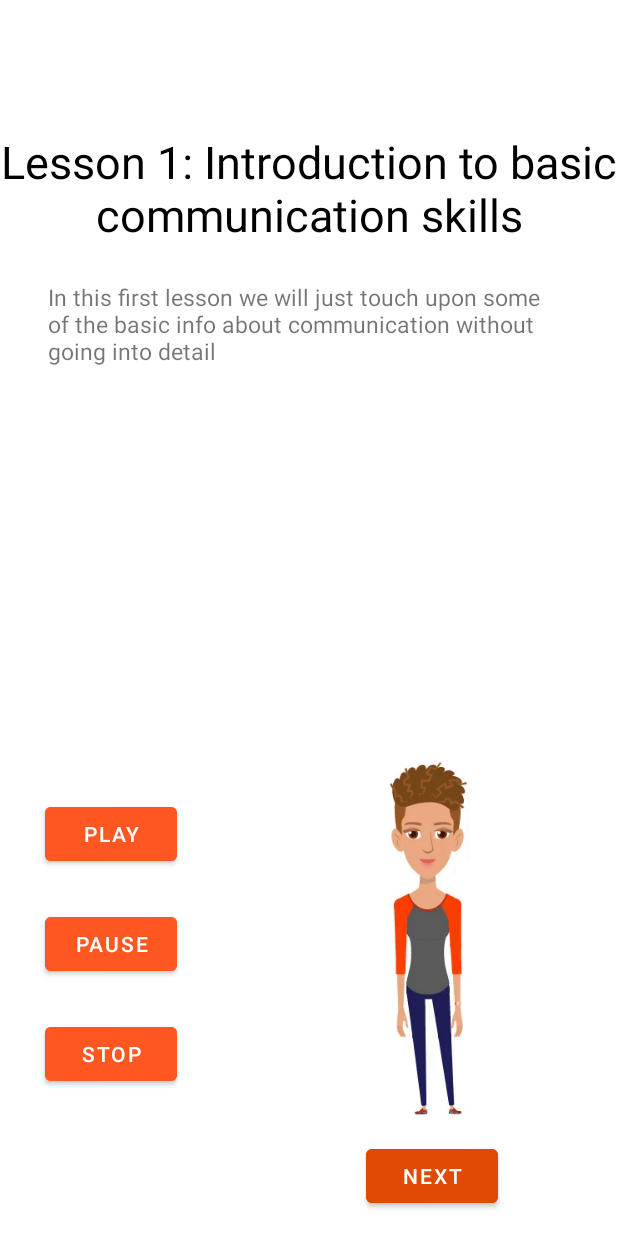
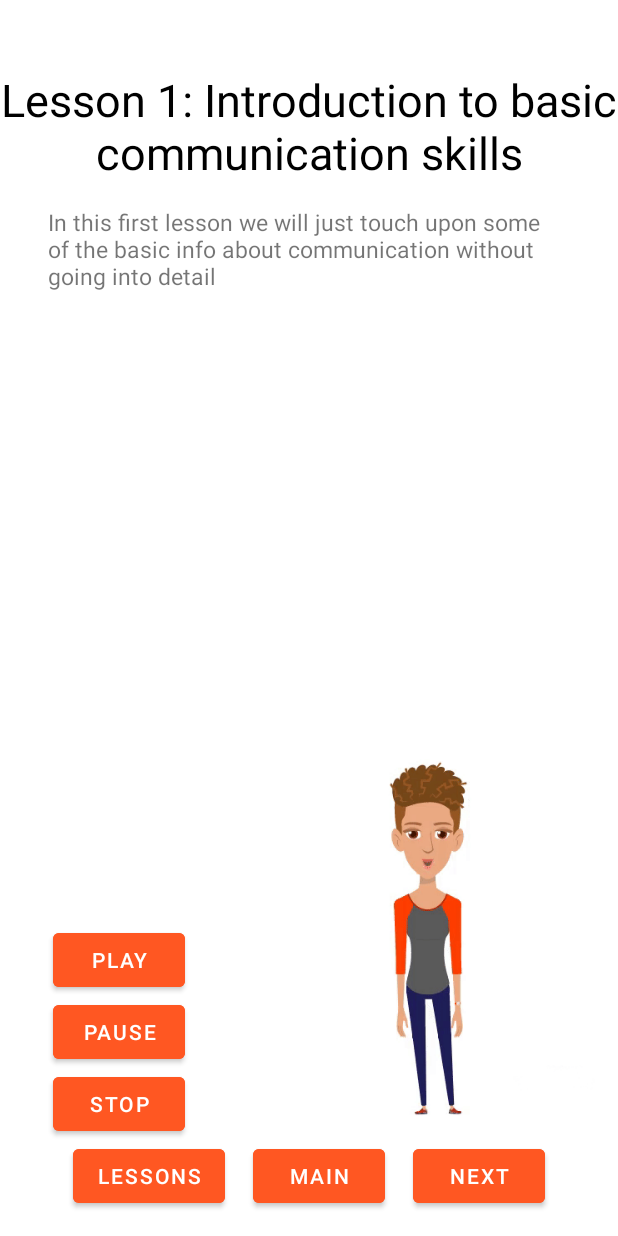
Before and after one commit to TeddyK333/PrattleBattleOfficial, an Android app: the LessonActivity screen opened directly, with no data from a screen before it, on a phone screen of 412 x 824 dp. Run offline under Robolectric (Android 15) with nearby library versions, the phone set to English and light mode, and no system bars.

Commit message:
age - check if filled + LessonActivity

```diff
--- a/app/src/main/AndroidManifest.xml
+++ b/app/src/main/AndroidManifest.xml
@@ -9,7 +9,8 @@
         android:roundIcon="@mipmap/ic_launcher_round"
         android:supportsRtl="true"
         android:theme="@style/Theme.PrattleBattle">
-        <activity android:name=".PracticeActivity"></activity>
+        <activity android:name=".All_Lessons"></activity>
+        <activity android:name=".PracticeActivity" />
         <activity android:name=".MainActivity">
             <intent-filter>
                 <action android:name="android.intent.action.MAIN" />
--- a/app/src/main/java/com/example/prattlebattle/LessonActivity.java
+++ b/app/src/main/java/com/example/prattlebattle/LessonActivity.java
@@ -5,10 +5,13 @@ import androidx.appcompat.app.AppCompatActivity;
 import android.content.Context;
 import android.content.Intent;
 import android.content.SharedPreferences;
+import android.graphics.drawable.Animatable;
+import android.graphics.drawable.Drawable;
 import android.media.MediaPlayer;
 import android.os.Bundle;
 import android.view.View;
 import android.widget.Button;
+import android.widget.ImageView;
 import android.widget.TextView;
 import android.widget.Toast;
 
@@ -20,8 +23,9 @@ import com.example.prattlebattle.model.Question;
 
 import java.util.ArrayList;
 
-// TODO: add voiceover replay function
-// TODO: stop gif when audio is over
+import static com.example.prattlebattle.data.Lessons.lessons;
+
+
 public class LessonActivity extends AppCompatActivity {
 
     private int currentLesson = 0;
@@ -33,6 +37,9 @@ public class LessonActivity extends AppCompatActivity {
     private Button stopButton;
     private TextView lessonTitle;
     private TextView lessonScript;
+    private ImageView character;
+    private Button mainButton;
+    private Button otherLessonsButton;
 
 
     @Override
@@ -40,7 +47,7 @@ public class LessonActivity extends AppCompatActivity {
         super.onCreate(savedInstanceState);
         setContentView(R.layout.activity_lesson);
 
-        // TODO: get form intent the current lesson and segment
+        // TODO: get from intent the current lesson and segment
 
         nextButton = (Button) findViewById(R.id.buttonNext);
         playButton = (Button) findViewById(R.id.buttonPlay);
@@ -48,8 +55,31 @@ public class LessonActivity extends AppCompatActivity {
         stopButton = (Button) findViewById(R.id.buttonStop);
         lessonTitle = findViewById(R.id.TextViewLessonTitle);
         lessonScript = findViewById(R.id.TextViewLesson);
+        character = findViewById(R.id.gifCharacterImageView);
+        mainButton = findViewById(R.id.buttonMain);
+        otherLessonsButton = findViewById(R.id.otherLessonsButton);
+
+
+
+
 
         init();
+
+        mainButton.setOnClickListener(new View.OnClickListener() {
+            @Override
+            public void onClick(View v) {
+                Intent intent = new Intent(LessonActivity.this, MainActivity.class);
+                startActivity(intent);
+            }
+        });
+        otherLessonsButton.setOnClickListener(new View.OnClickListener() {
+            @Override
+            public void onClick(View v) {
+                Intent intent = new Intent(LessonActivity.this, All_Lessons.class);
+                startActivity(intent);
+            }
+        });
+
     }
 
     @Override
@@ -64,13 +94,15 @@ public class LessonActivity extends AppCompatActivity {
     }
 
     private void setLesson() {
-        lessonTitle.setText(Lessons.lessons[currentLesson].lessonName);
+        lessonTitle.setText(lessons[currentLesson].lessonName);
         setSegment();
     }
 
     private void setSegment() {
-        lessonScript.setText(Lessons.lessons[currentLesson].segments[currentSegment].text);
+        lessonScript.setText(lessons[currentLesson].segments[currentSegment].text);
         play();
+        playGif();
+
     }
 
     private void setButtonListeners() {
@@ -82,6 +114,14 @@ public class LessonActivity extends AppCompatActivity {
 
     private void next() {
         // TODO: check for next lesson/segment
+//        for ( i = 0; i < lessons.length; i++) {
+//        if (currentSegment == lessons.lesson1.Lesson[currentLesson].segments.length()-1)
+//        {
+//
+//                ++currentLesson;
+//                setLesson();
+//            }
+//        }
         stop();
         ++currentSegment;
         setSegment();
@@ -90,7 +130,7 @@ public class LessonActivity extends AppCompatActivity {
 
     private void play() {
         if (player == null){
-            int audioLink = Lessons.lessons[currentLesson].segments[currentSegment].audioLink;
+            int audioLink = lessons[currentLesson].segments[currentSegment].audioLink;
             player = MediaPlayer.create(this, audioLink);
             player.setOnCompletionListener(new MediaPlayer.OnCompletionListener() {
                 @Override
@@ -99,14 +139,15 @@ public class LessonActivity extends AppCompatActivity {
                 }
             });
         }
-        Toast.makeText(this, "Audio is playing", Toast.LENGTH_SHORT).show();
+
         player.start();
+        playGif();
     }
 
     private void pause() {
         if (player != null){
             player.pause();
-            Toast.makeText(this, "Audio paused", Toast.LENGTH_SHORT).show();
+            stopGif();
         }
     }
 
@@ -114,7 +155,26 @@ public class LessonActivity extends AppCompatActivity {
         if(player!=null){
             player.release();
             player = null;
-            Toast.makeText(this, "Audio stopped", Toast.LENGTH_SHORT).show();
+            stopGif();
         }
     }
+
+    private void stopGif() {
+        Drawable drawable = character.getDrawable();
+        if (drawable instanceof Animatable) {
+            ((Animatable) drawable).stop();
+        }
+    }
+
+    private void playGif()
+    {
+        Drawable drawable = character.getDrawable();
+        if (drawable instanceof Animatable) {
+            ((Animatable) drawable).start();
+        }
+    }
+
+
+
+
 }
--- a/app/src/main/java/com/example/prattlebattle/data/Lessons.java
+++ b/app/src/main/java/com/example/prattlebattle/data/Lessons.java
@@ -8,19 +8,24 @@ public class Lessons {
 
     private final static Lesson lesson1 = new Lesson(1, "Lesson 1: Introduction to basic communication skills",
             new LessonSegment[]{
-                    new LessonSegment(1, "In this first lesson we will just touch upon some of the basic info about communication without going into detail", R.raw.testvoice1),
-                    new LessonSegment(2, " Verbal or oral communication occurs when we engage in speaking with others.", R.raw.testvoice2),
-                    new LessonSegment(3, "Although listening is considered a type of communication on its own, it can never exist as a “stand-alone” since effective communication requires both parties to participate in the conversation.",  R.raw.testvoice1),
-                    new LessonSegment(4, " That’s why we consider listening and verbal communication indispensable - one whole.",  R.raw.testvoice1),
+                    new LessonSegment(1, "In this first lesson we will just touch upon some of the basic info about communication without going into detail", R.raw.a1),
+                    new LessonSegment(2, " Verbal or oral communication occurs when we engage in speaking with others.", R.raw.a2),
+                    new LessonSegment(3, "Although listening is considered a type of communication on its own, it can never exist as a “stand-alone” since effective communication requires both parties to participate in the conversation. That’s why we consider listening and verbal communication indispensable.",  R.raw.a3),
+                    new LessonSegment(4, " What we do while we speak often says more than the actual words. Non-verbal communication includes facial expressions, posture, eye contact, hand movements, and touch.",  R.raw.a4),
+                    new LessonSegment(5, " Whether it is an email, a memo, a report, a Facebook post, a Tweet, a contract, etc. all forms of written communication have the same goal to disseminate information in a clear and concise manner.",  R.raw.a1),
+                    new LessonSegment(6, " Visual communication is the use of visual elements such as signs, typography, drawing, graphic design, illustration, industrial design, advertisement, animation, and electronic tools to communicate ideas and information.",  R.raw.a1),
+                    new LessonSegment(7, " We communicate continually throughout each and every day. We do it without thinking – we operate on communication autopilot. However, it is encourageable for you to think about how you communicate with others. What is your preferred method of verbal communication?",  R.raw.a1),
+                    new LessonSegment(8, " What nonverbal cues do you use when you are disinterested? Excited? Jittery? Are you an attentive listener? Can you write a succinct and well-articulated message? Are there barriers to how you communicate effectively?",  R.raw.a1),
+                    new LessonSegment(4, " Let’s begin a journey to find the answers to all of those questions! Understanding how you communicate is the first step to communicating more effectively.",  R.raw.a1),
             }
     );
 
     private final static Lesson lesson2 = new Lesson(1, "Lesson 1: Introduction to basic communication skills",
             new LessonSegment[]{
-                    new LessonSegment(1, "In this first lesson we will just touch upon some of the basic info about communication without going into detail", R.raw.testvoice1),
-                    new LessonSegment(2, " Verbal or oral communication occurs when we engage in speaking with others.  ", R.raw.testvoice1),
-                    new LessonSegment(3, "Although listening is considered a type of communication on its own, it can never exist as a “stand-alone” since effective communication requires both parties to participate in the conversation.",  R.raw.testvoice1),
-                    new LessonSegment(4, " That’s why we consider listening and verbal communication indispensable - one whole.",  R.raw.testvoice1),
+                    new LessonSegment(1, "In this first lesson we will just touch upon some of the basic info about communication without going into detail", R.raw.a1),
+                    new LessonSegment(2, " Verbal or oral communication occurs when we engage in speaking with others.  ", R.raw.a1),
+                    new LessonSegment(3, "Although listening is considered a type of communication on its own, it can never exist as a “stand-alone” since effective communication requires both parties to participate in the conversation.",  R.raw.a1),
+                    new LessonSegment(4, " That’s why we consider listening and verbal communication indispensable - one whole.",  R.raw.a1),
             }
     );
 
--- a/app/src/main/res/layout/activity_lesson.xml
+++ b/app/src/main/res/layout/activity_lesson.xml
@@ -7,28 +7,41 @@
     tools:context=".LessonActivity">
 
     <Button
+        android:id="@+id/otherLessonsButton"
+        android:layout_width="wrap_content"
+        android:layout_height="wrap_content"
+        android:layout_marginStart="30dp"
+        android:layout_marginBottom="16dp"
+        android:backgroundTint="#FF5722"
+        android:text="Lessons"
+        app:layout_constraintBottom_toBottomOf="parent"
+        app:layout_constraintEnd_toStartOf="@+id/buttonMain"
+        app:layout_constraintHorizontal_bias="0.5"
+        app:layout_constraintStart_toStartOf="parent" />
+
+    <Button
         android:id="@+id/buttonNext"
         android:layout_width="wrap_content"
         android:layout_height="wrap_content"
-        android:layout_marginEnd="80dp"
+        android:layout_marginEnd="30dp"
         android:layout_marginBottom="16dp"
-        android:backgroundTint="@color/main"
+        android:backgroundTint="#FF5722"
         android:text="@string/NextButton"
         app:layout_constraintBottom_toBottomOf="parent"
-        app:layout_constraintEnd_toEndOf="parent" />
+        app:layout_constraintEnd_toEndOf="parent"
+        app:layout_constraintHorizontal_bias="0.5"
+        app:layout_constraintStart_toEndOf="@+id/buttonMain" />
 
     <TextView
         android:id="@+id/TextViewLessonTitle"
         android:layout_width="wrap_content"
-        android:layout_height="wrap_content"
+        android:layout_height="0dp"
         android:layout_marginTop="46dp"
-        android:layout_marginBottom="556dp"
         android:backgroundTint="@color/black"
         android:text="@string/LessonName"
         android:textAlignment="center"
         android:textColor="@color/black"
         android:textSize="30sp"
-        app:layout_constraintBottom_toTopOf="@+id/buttonNext"
         app:layout_constraintEnd_toEndOf="parent"
         app:layout_constraintStart_toStartOf="parent"
         app:layout_constraintTop_toTopOf="parent" />
@@ -46,7 +59,7 @@
         android:id="@+id/TextViewLesson"
         android:layout_width="wrap_content"
         android:layout_height="wrap_content"
-        android:layout_marginTop="24dp"
+        android:layout_marginTop="15dp"
         android:paddingStart="32dp"
         android:paddingEnd="32dp"
         android:text="@string/LessonScript"
@@ -59,35 +72,49 @@
         android:id="@+id/buttonPlay"
         android:layout_width="wrap_content"
         android:layout_height="wrap_content"
-        android:layout_marginStart="30dp"
-        android:layout_marginBottom="25dp"
+        android:layout_marginStart="35dp"
         android:backgroundTint="#FF5722"
         android:text="@string/play"
         app:iconTint="#FF5722"
         app:layout_constraintBottom_toTopOf="@+id/buttonPause"
-        app:layout_constraintStart_toStartOf="parent" />
+        app:layout_constraintStart_toStartOf="parent"
+        app:layout_constraintTop_toBottomOf="@+id/TextViewLessonTitle"
+        app:layout_constraintVertical_bias="1.0"
+        app:layout_constraintVertical_chainStyle="packed" />
 
     <Button
         android:id="@+id/buttonPause"
         android:layout_width="wrap_content"
         android:layout_height="wrap_content"
-        android:layout_marginStart="30dp"
-        android:layout_marginBottom="25dp"
+        android:layout_marginStart="35dp"
         android:backgroundTint="#FF5722"
         android:text="@string/pause"
         app:iconTint="#FF5722"
         app:layout_constraintBottom_toTopOf="@+id/buttonStop"
-        app:layout_constraintStart_toStartOf="parent" />
+        app:layout_constraintStart_toStartOf="parent"
+        app:layout_constraintTop_toBottomOf="@+id/buttonPlay" />
 
     <Button
         android:id="@+id/buttonStop"
         android:layout_width="wrap_content"
         android:layout_height="wrap_content"
-        android:layout_marginStart="30dp"
-        android:layout_marginBottom="97dp"
+        android:layout_marginStart="35dp"
         android:backgroundTint="#FF5722"
         android:text="@string/stop"
+        app:layout_constraintBottom_toTopOf="@+id/otherLessonsButton"
+        app:layout_constraintStart_toStartOf="parent"
+        app:layout_constraintTop_toBottomOf="@+id/buttonPause" />
+
+    <Button
+        android:id="@+id/buttonMain"
+        android:layout_width="wrap_content"
+        android:layout_height="wrap_content"
+        android:layout_marginBottom="16dp"
+        android:backgroundTint="#FF5722"
+        android:text="@string/main"
         app:layout_constraintBottom_toBottomOf="parent"
-        app:layout_constraintStart_toStartOf="parent" />
+        app:layout_constraintEnd_toStartOf="@+id/buttonNext"
+        app:layout_constraintHorizontal_bias="0.5"
+        app:layout_constraintStart_toEndOf="@+id/otherLessonsButton" />
 
 </androidx.constraintlayout.widget.ConstraintLayout>
--- a/app/src/main/res/layout/activity_main.xml
+++ b/app/src/main/res/layout/activity_main.xml
@@ -116,4 +116,5 @@
         android:visibility="gone"
         app:layout_constraintEnd_toEndOf="parent"
         app:layout_constraintTop_toBottomOf="@+id/buttonToPractice" />
+
 </androidx.constraintlayout.widget.ConstraintLayout>
--- a/app/src/main/res/values/colors.xml
+++ b/app/src/main/res/values/colors.xml
@@ -8,4 +8,6 @@
     <color name="black">#FF000000</color>
     <color name="white">#FFFFFFFF</color>
     <color name="main">#E04A04</color>
+    <color name="toBeImplemented">#FF877F7C</color>
+
 </resources>
--- a/app/src/main/res/values/strings.xml
+++ b/app/src/main/res/values/strings.xml
@@ -11,8 +11,7 @@
     <string name="LessonScript">LessonScript</string>
 
 
-    <string name="invalidAge">Some words of things.</string>
-
+    <string name="invalidAge">Invalid input!</string>
 
 
     <!--    Shared Preferences Keys-->
@@ -34,10 +33,14 @@
     <string name="start_reading_amp_listening"><![CDATA[Start reading & listening >]]></string>
 
 
-
-<!--   Lesson-->
+    <!--   Lesson-->
     <string name="play">Play</string>
     <string name="pause">Pause</string>
     <string name="stop">Stop</string>
+    <string name="main">Main</string>
+
+<!--    All lessons-->
+    <string name="lessonButton"></string>
+
 
 </resources>
```
Also changed, not shown: app/src/main/java/com/example/prattlebattle/All_Lessons.java (added, +41 -0 lines), app/src/main/java/com/example/prattlebattle/MainActivity.java (+14 -5 lines), app/src/main/java/com/example/prattlebattle/RegistrationActivity.java (+17 -8 lines), app/src/main/res/layout/activity_all__lessons.xml (added, +152 -0 lines), app/src/main/res/values/themes.xml (+9 -0 lines), 6 other files.
